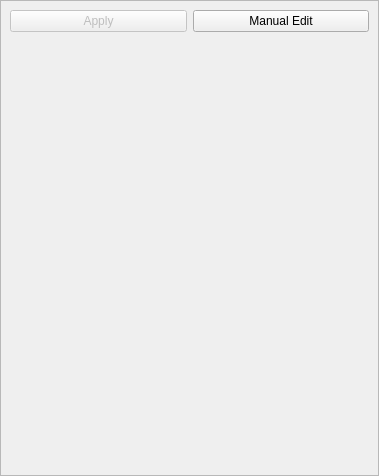
Above: petroSym/numericalSchemes.ui from jmarcelogimenez/petroSym before the change. Below: the same form after it.
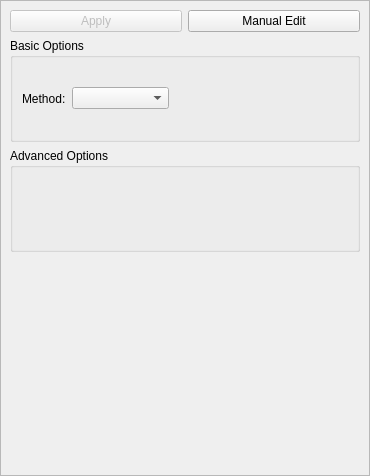
That is the form after the change. Icons and pictures are not drawn.

Commit message: Agrego version estable de numericalSchemes y solverSettings. Cuidado con el path comentado en petroSym.py

```diff
--- a/petroSym/numericalSchemes.ui
+++ b/petroSym/numericalSchemes.ui
@@ -6,7 +6,7 @@
    <rect>
     <x>0</x>
     <y>0</y>
-    <width>379</width>
+    <width>370</width>
     <height>476</height>
    </rect>
   </property>
@@ -26,13 +26,16 @@
     <rect>
      <x>0</x>
      <y>0</y>
-     <width>377</width>
+     <width>368</width>
      <height>474</height>
     </rect>
    </property>
    <layout class="QVBoxLayout" name="verticalLayout">
     <item>
      <layout class="QHBoxLayout" name="horizontalLayout">
+      <property name="sizeConstraint">
+       <enum>QLayout::SetDefaultConstraint</enum>
+      </property>
       <item>
        <widget class="QPushButton" name="pushButton">
         <property name="enabled">
@@ -60,6 +63,100 @@
       </item>
      </layout>
     </item>
+    <item>
+     <layout class="QVBoxLayout" name="verticalLayout_2">
+      <item>
+       <widget class="QGroupBox" name="groupBox1">
+        <property name="sizePolicy">
+         <sizepolicy hsizetype="Preferred" vsizetype="MinimumExpanding">
+          <horstretch>0</horstretch>
+          <verstretch>0</verstretch>
+         </sizepolicy>
+        </property>
+        <property name="title">
+         <string>Basic Options</string>
+        </property>
+        <layout class="QHBoxLayout" name="horizontalLayout_3">
+         <item>
+          <widget class="QLabel" name="label">
+           <property name="text">
+            <string>Method:</string>
+           </property>
+          </widget>
+         </item>
+         <item>
+          <widget class="QComboBox" name="cb_basic_options">
+           <property name="currentIndex">
+            <number>-1</number>
+           </property>
+           <item>
+            <property name="text">
+             <string>Robust</string>
+            </property>
+           </item>
+           <item>
+            <property name="text">
+             <string>Intermediate</string>
+            </property>
+           </item>
+           <item>
+            <property name="text">
+             <string>High Order</string>
+            </property>
+           </item>
+           <item>
+            <property name="text">
+             <string>Custom</string>
+            </property>
+           </item>
+          </widget>
+         </item>
+         <item>
+          <spacer name="horizontalSpacer">
+           <property name="orientation">
+            <enum>Qt::Horizontal</enum>
+           </property>
+           <property name="sizeHint" stdset="0">
+            <size>
+             <width>40</width>
+             <height>20</height>
+            </size>
+           </property>
+          </spacer>
+         </item>
+        </layout>
+       </widget>
+      </item>
+      <item>
+       <widget class="QGroupBox" name="groupBox2">
+        <property name="sizePolicy">
+         <sizepolicy hsizetype="Preferred" vsizetype="Expanding">
+          <horstretch>0</horstretch>
+          <verstretch>0</verstretch>
+         </sizepolicy>
+        </property>
+        <property name="title">
+         <string>Advanced Options</string>
+        </property>
+        <layout class="QHBoxLayout" name="horizontalLayout_2">
+         <item>
+          <layout class="QGridLayout" name="grid_avanzada" columnminimumwidth="0">
+           <property name="sizeConstraint">
+            <enum>QLayout::SetMinimumSize</enum>
+           </property>
+           <property name="horizontalSpacing">
+            <number>10</number>
+           </property>
+           <property name="verticalSpacing">
+            <number>6</number>
+           </property>
+          </layout>
+         </item>
+        </layout>
+       </widget>
+      </item>
+     </layout>
+    </item>
     <item>
      <spacer name="verticalSpacer">
       <property name="orientation">
```
Left out of the diff: 25 changed lines with no effect on the pictures. The commit also changes 5 other files.
